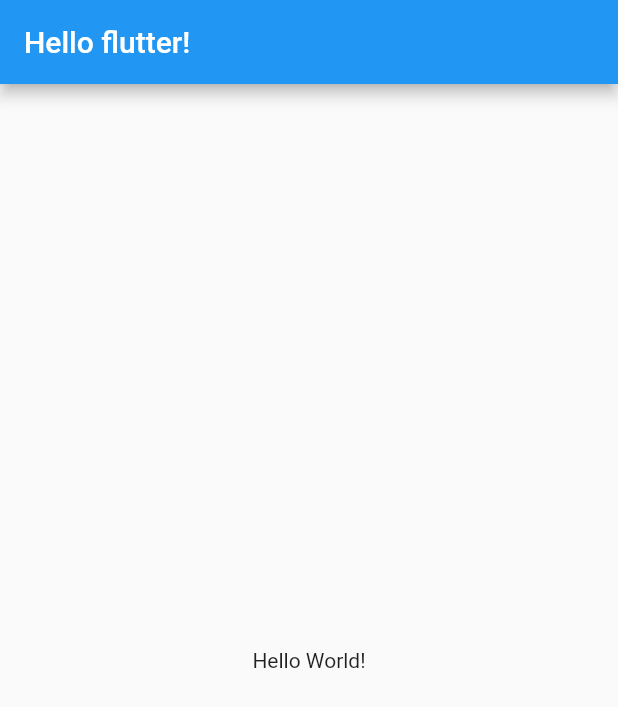
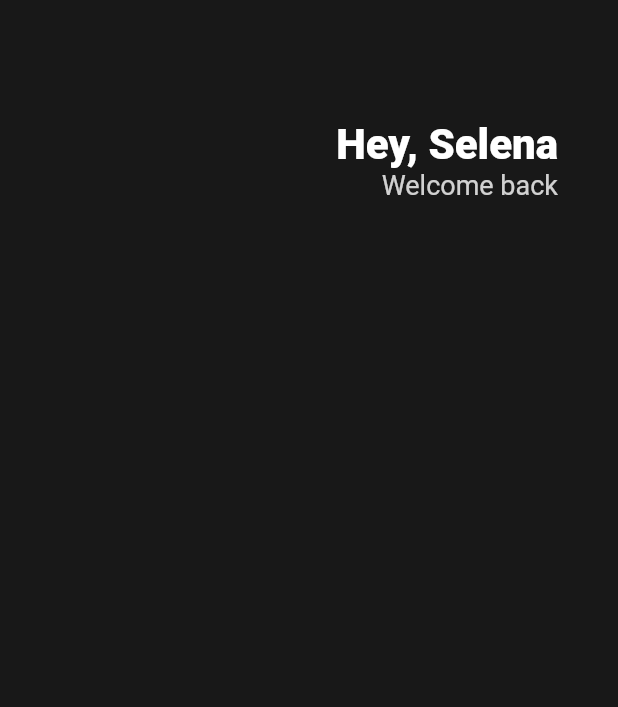
Before and after one commit to lhc1456/toonflix, a Flutter app: the screen it shows after launch, on a phone screen of 412 x 824 dp. Shown: the top 707 px of the screen. Run offline on Flutter 3.47's test engine with Material 2 defaults, Android fonts, the phone set to English and light mode, and no system bars.

Commit message:
3.0 Header

```diff
--- a/lib/main.dart
+++ b/lib/main.dart
@@ -15,13 +15,47 @@
     //google
     return MaterialApp(
       home: Scaffold(
-        appBar: AppBar(
-          title: Text('Hello flutter!'),
-        ),
-        body: Center(
-          child: Text('Hello World!'),
-        ),
-      ),
+          backgroundColor: Color(0xFF181818),
+          body: Padding(
+              // padding: EdgeInsets.all(10),
+              // 수직, 수평 padding 지정
+              padding: EdgeInsets.symmetric(
+                horizontal: 40,
+              ),
+              child: Column(
+                children: [
+                  SizedBox(
+                    height: 80,
+                  ),
+                  Row(
+                    // MainAxis : Column의 수직방향
+                    mainAxisAlignment: MainAxisAlignment.end,
+                    children: [
+                      Column(
+                        // // CrossAxis : Column의 수평방향
+                        crossAxisAlignment: CrossAxisAlignment.end,
+                        children: [
+                          Text(
+                            'Hey, Selena',
+                            style: TextStyle(
+                              color: Colors.white,
+                              fontSize: 28,
+                              fontWeight: FontWeight.w800,
+                            ),
+                          ),
+                          Text(
+                            'Welcome back',
+                            style: TextStyle(
+                              color: Colors.white.withOpacity(0.8),
+                              fontSize: 18,
+                            ),
+                          ),
+                        ],
+                      )
+                    ],
+                  )
+                ],
+              ))),
     );
   }
 }
```
